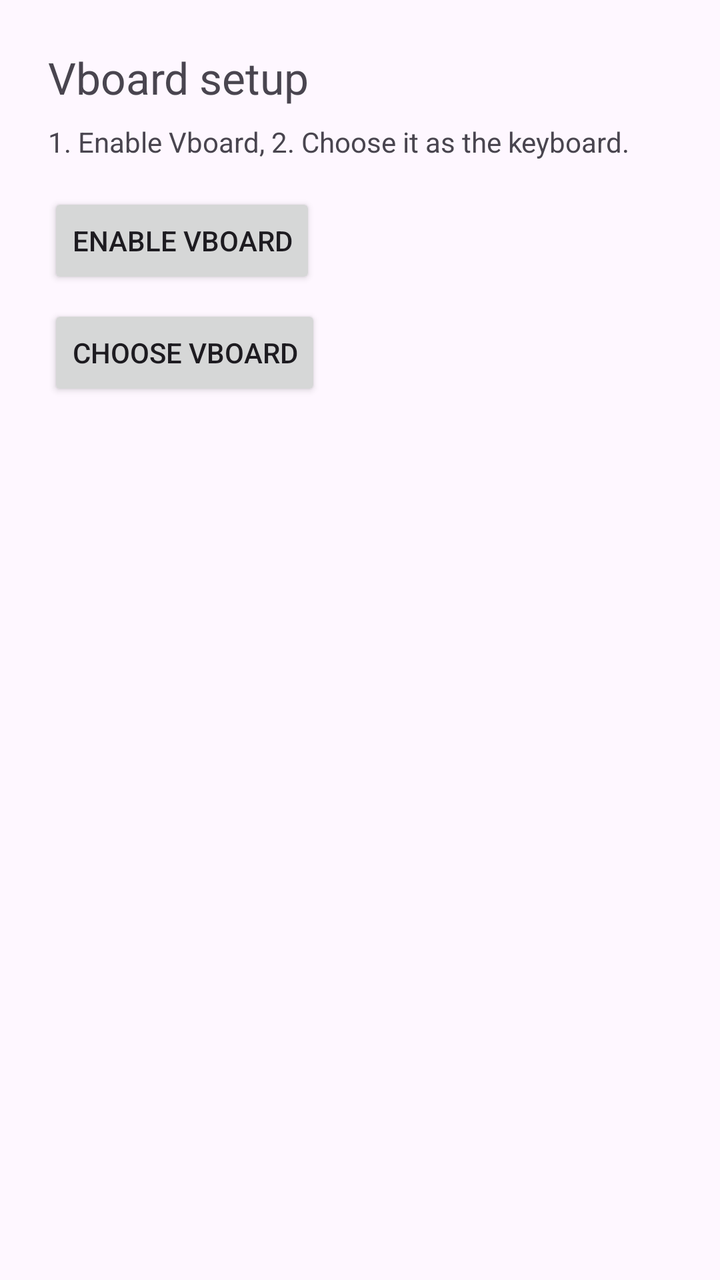
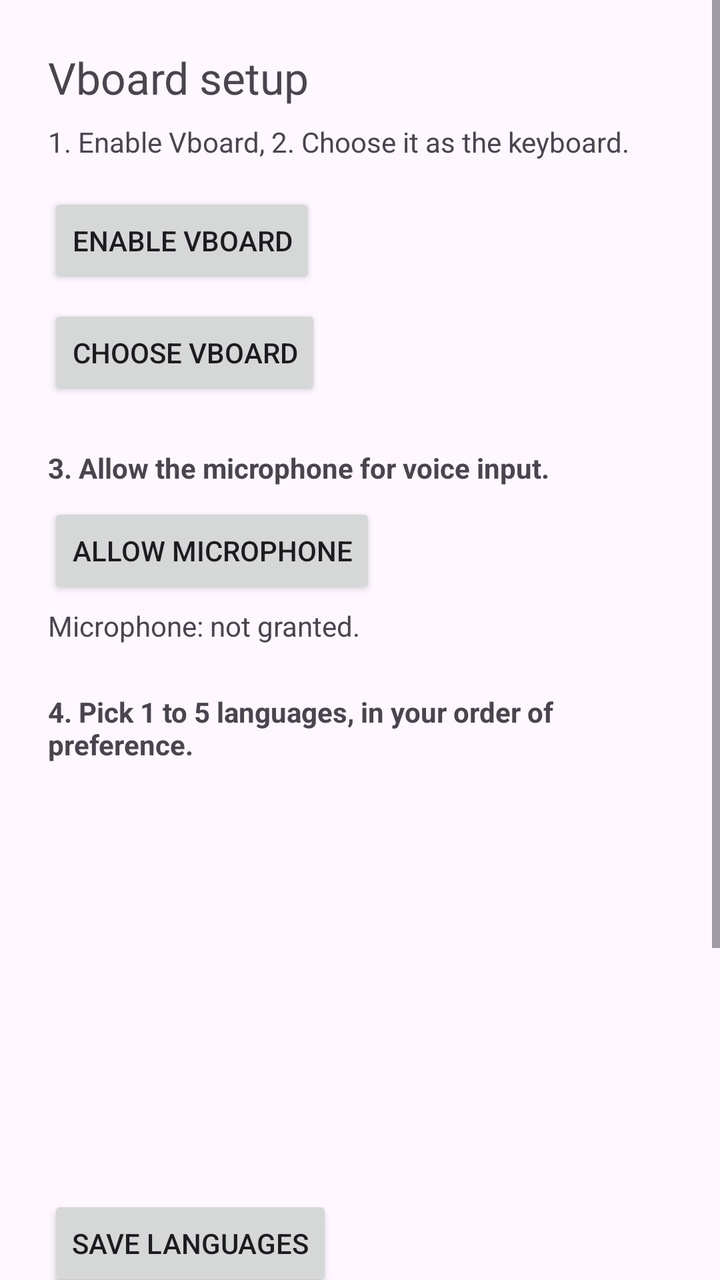

Screens rendered from an Android XML layout before and after an edit, with the pre-edit source and the edit as a unified diff.
<!-- AndroidManifest.xml: application theme Theme.Vboard -->
<!-- res/layout/activity_main.xml -->
<?xml version="1.0" encoding="utf-8"?>
<LinearLayout xmlns:android="http://schemas.android.com/apk/res/android"
    android:id="@+id/main"
    android:layout_width="match_parent"
    android:layout_height="match_parent"
    android:orientation="vertical"
    android:padding="24dp">

    <TextView
        android:layout_width="wrap_content"
        android:layout_height="wrap_content"
        android:text="Vboard setup"
        android:textSize="22sp" />

    <TextView
        android:layout_width="wrap_content"
        android:layout_height="wrap_content"
        android:layout_marginTop="8dp"
        android:text="1. Enable Vboard, 2. Choose it as the keyboard." />

    <Button
        android:id="@+id/btn_enable"
        android:layout_width="wrap_content"
        android:layout_height="wrap_content"
        android:layout_marginTop="16dp"
        android:text="Enable Vboard" />

    <Button
        android:id="@+id/btn_choose"
        android:layout_width="wrap_content"
        android:layout_height="wrap_content"
        android:layout_marginTop="8dp"
        android:text="Choose Vboard" />

</LinearLayout>
<!-- resources referenced by this layout -->
<resources>
  <style name="Theme.Vboard" parent="Base.Theme.Vboard" />
  <style name="Base.Theme.Vboard" parent="Theme.Material3.DayNight.NoActionBar">
          
          
      </style>
</resources>

<!-- the commit's change to res/layout/activity_main.xml (unified diff, before → after) -->
@@ -1,35 +1,130 @@
 <?xml version="1.0" encoding="utf-8"?>
-<LinearLayout xmlns:android="http://schemas.android.com/apk/res/android"
-    android:id="@+id/main"
+<ScrollView xmlns:android="http://schemas.android.com/apk/res/android"
     android:layout_width="match_parent"
-    android:layout_height="match_parent"
-    android:orientation="vertical"
-    android:padding="24dp">
+    android:layout_height="match_parent">
 
-    <TextView
-        android:layout_width="wrap_content"
+    <LinearLayout
+        android:id="@+id/main"
+        android:layout_width="match_parent"
         android:layout_height="wrap_content"
-        android:text="Vboard setup"
-        android:textSize="22sp" />
+        android:orientation="vertical"
+        android:padding="24dp">
 
-    <TextView
-        android:layout_width="wrap_content"
-        android:layout_height="wrap_content"
-        android:layout_marginTop="8dp"
-        android:text="1. Enable Vboard, 2. Choose it as the keyboard." />
+        <TextView
+            android:layout_width="wrap_content"
+            android:layout_height="wrap_content"
+            android:text="Vboard setup"
+            android:textSize="22sp" />
 
-    <Button
-        android:id="@+id/btn_enable"
-        android:layout_width="wrap_content"
-        android:layout_height="wrap_content"
-        android:layout_marginTop="16dp"
-        android:text="Enable Vboard" />
+        <TextView
+            android:layout_width="wrap_content"
+            android:layout_height="wrap_content"
+            android:layout_marginTop="8dp"
+            android:text="1. Enable Vboard, 2. Choose it as the keyboard." />
 
-    <Button
-        android:id="@+id/btn_choose"
-        android:layout_width="wrap_content"
-        android:layout_height="wrap_content"
-        android:layout_marginTop="8dp"
-        android:text="Choose Vboard" />
+        <Button
+            android:id="@+id/btn_enable"
+            android:layout_width="wrap_content"
+            android:layout_height="wrap_content"
+            android:layout_marginTop="16dp"
+            android:text="Enable Vboard" />
 
-</LinearLayout>
+        <Button
+            android:id="@+id/btn_choose"
+            android:layout_width="wrap_content"
+            android:layout_height="wrap_content"
+            android:layout_marginTop="8dp"
+            android:text="Choose Vboard" />
+
+        <TextView
+            android:layout_width="wrap_content"
+            android:layout_height="wrap_content"
+            android:layout_marginTop="24dp"
+            android:text="3. Allow the microphone for voice input."
+            android:textStyle="bold" />
+
+        <Button
+            android:id="@+id/btn_mic"
+            android:layout_width="wrap_content"
+            android:layout_height="wrap_content"
+            android:layout_marginTop="8dp"
+            android:text="Allow microphone" />
+
+        <TextView
+            android:id="@+id/tv_mic_status"
+            android:layout_width="wrap_content"
+            android:layout_height="wrap_content"
+            android:layout_marginTop="4dp"
+            android:text="Microphone: not granted." />
+
+        <Button
+            android:id="@+id/btn_app_settings"
+            android:layout_width="wrap_content"
+            android:layout_height="wrap_content"
+            android:layout_marginTop="8dp"
+            android:text="Open app settings"
+            android:visibility="gone" />
+
+        <TextView
+            android:layout_width="wrap_content"
+            android:layout_height="wrap_content"
+            android:layout_marginTop="24dp"
+            android:text="4. Pick 1 to 5 languages, in your order of preference."
+            android:textStyle="bold" />
+
+        <ScrollView
+            android:layout_width="match_parent"
+            android:layout_height="200dp"
+            android:layout_marginTop="8dp">
+
+            <LinearLayout
+                android:id="@+id/langs_container"
+                android:layout_width="match_parent"
+                android:layout_height="wrap_content"
+                android:orientation="vertical" />
+        </ScrollView>
+
+        <Button
+            android:id="@+id/btn_save_langs"
+            android:layout_width="wrap_content"
+            android:layout_height="wrap_content"
+            android:layout_marginTop="8dp"
+            android:text="Save languages" />
+
+        <TextView
+            android:id="@+id/tv_langs_status"
+            android:layout_width="wrap_content"
+            android:layout_height="wrap_content"
+            android:layout_marginTop="4dp"
+            android:text="Pick 1 to 5 languages, then save." />
+
+        <TextView
+            android:layout_width="wrap_content"
+            android:layout_height="wrap_content"
+            android:layout_marginTop="24dp"
+            android:text="5. Backend server address."
+            android:textStyle="bold" />
+
+        <EditText
+            android:id="@+id/et_backend_url"
+            android:layout_width="match_parent"
+            android:layout_height="wrap_content"
+            android:layout_marginTop="8dp"
+            android:hint="http://127.0.0.1:8000"
+            android:inputType="textUri"
+            android:singleLine="true" />
+
+        <Button
+            android:id="@+id/btn_save_url"
+            android:layout_width="wrap_content"
+            android:layout_height="wrap_content"
+            android:layout_marginTop="8dp"
+            android:text="Save address" />
+
+        <TextView
+            android:id="@+id/tv_url_status"
+            android:layout_width="wrap_content"
+            android:layout_height="wrap_content"
+            android:layout_marginTop="4dp" />
+    </LinearLayout>
+</ScrollView>
